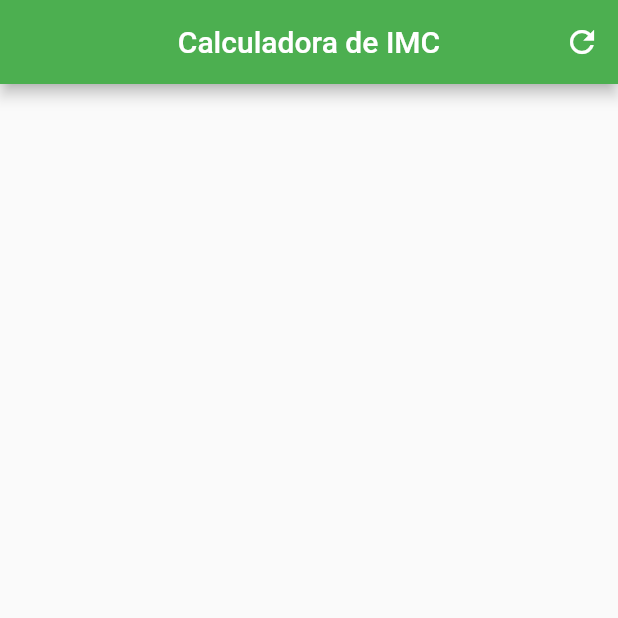
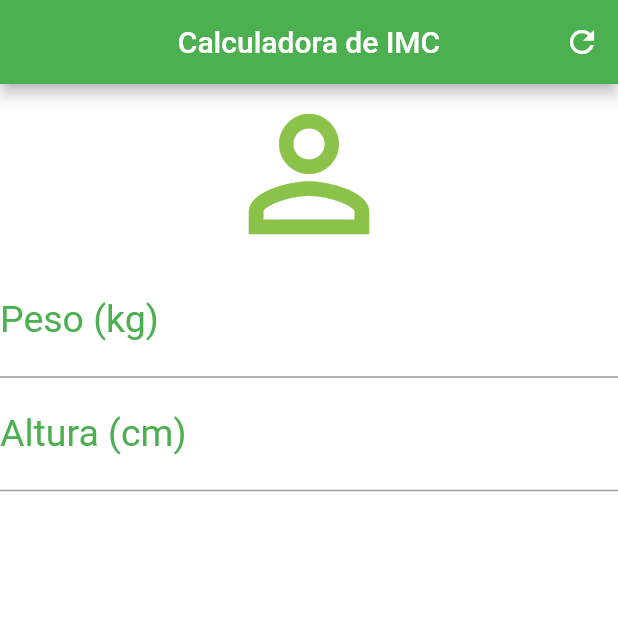
Before and after one commit to jgmonteiro1/calculadora_de_imc, a Flutter app: the screen it shows after launch, on a phone screen of 412 x 824 dp, the top half of it. Run offline on Flutter 3.47's test engine with Material 2 defaults, Android fonts, the phone set to English and light mode, and no system bars.

Commit message:
Criado o corpo da tela com TextField e Decoration + Icone principal

```diff
--- a/lib/main.dart
+++ b/lib/main.dart
@@ -1,6 +1,6 @@
 import 'package:flutter/material.dart';
 
-void main(){
+void main() {
   runApp(MaterialApp(
     home: Home(),
   ));
@@ -20,7 +20,33 @@ class _HomeState extends State<Home> {
         centerTitle: true,
         backgroundColor: Colors.green,
         actions: <Widget>[
-          IconButton(icon: Icon(Icons.refresh), onPressed: (){},),
+          IconButton(
+            icon: Icon(Icons.refresh),
+            onPressed: () {},
+          ),
+        ],
+      ),
+      backgroundColor: Colors.white,
+      body: Column(
+        crossAxisAlignment: CrossAxisAlignment.stretch,
+        children: <Widget>[
+          Icon(Icons.person_outline, size: 120, color: Colors.lightGreen),
+          TextField(
+            keyboardType: TextInputType.number,
+            decoration: InputDecoration(
+                labelText: "Peso (kg)",
+                labelStyle: TextStyle(color: Colors.green)),
+            textAlign: TextAlign.center,
+            style: TextStyle(color: Colors.green, fontSize: 25.0),
+          ),
+          TextField(
+            keyboardType: TextInputType.number,
+            decoration: InputDecoration(
+                labelText: "Altura (cm)",
+                labelStyle: TextStyle(color: Colors.green)),
+            textAlign: TextAlign.center,
+            style: TextStyle(color: Colors.green, fontSize: 25.0),
+          ),
         ],
       ),
     );
```
